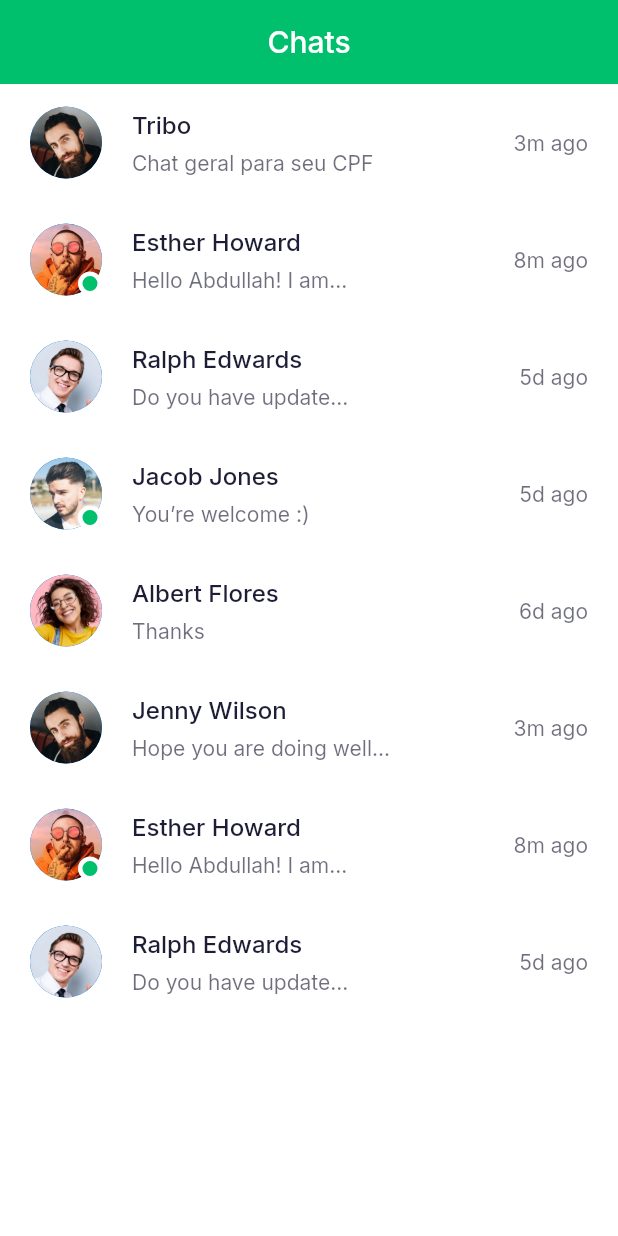
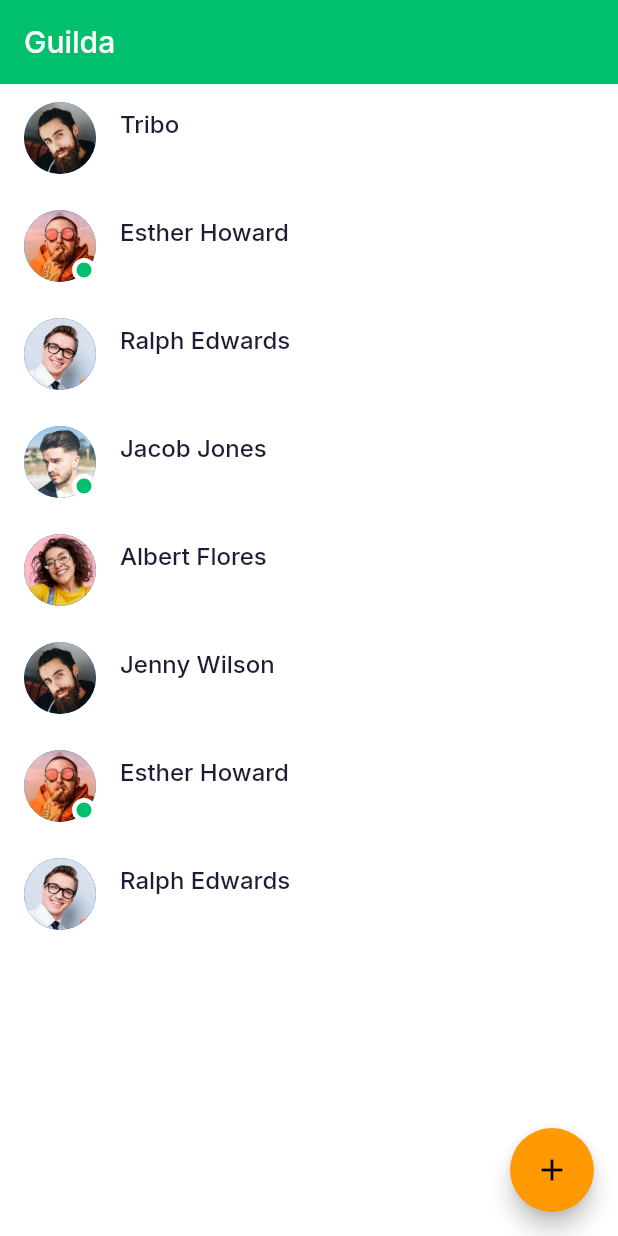
Before and after one commit to cl0v/chatzin_qr, a Flutter app: the screen it shows after launch, on a phone screen of 412 x 824 dp. Run offline on Flutter 3.47's test engine with Material 2 defaults, Android fonts, the phone set to English and light mode, and no system bars; our stand-ins replace cloud_firestore, google_fonts; accounts and stored records are empty; statements that could not run were skipped.

Commit message:
Nem lembro oq fiz

```diff
--- a/lib/models/Chat.dart
+++ b/lib/models/Chat.dart
@@ -1,71 +1,43 @@
+import 'dart:convert';
+
+enum ChatCategory {
+  Tribo,
+  Guilda,
+}
+
 class Chat {
-  final String name, lastMessage, image, time;
-  final bool isActive;
+  String title;
+  String desc;
+  //TODO: Data de entrada
+  //TODO: Data de ultima mensagem
+  //TODO: Notificacoes mais recentes(data)
+  //enum
+  ChatCategory categoria; //Se é guilda ou tribo Se eu achar q precisa, boto um tabview
+  //TODO: Provavelmente receber a referencia pra um acesso direto ao chat
 
   Chat({
-    this.name = '',
-    this.lastMessage = '',
-    this.image = '',
-    this.time = '',
-    this.isActive = false,
+    required this.title,
+    required this.desc,
+    required this.categoria,
   });
+
+  Map<String, dynamic> toMap() {
+    return {
+      'title': title,
+      'desc': desc,
+      'categoria': categoria.index,
+    };
+  }
+
+  factory Chat.fromMap(Map<String, dynamic> map) {
+    return Chat(
+      title: map['title'],
+      desc: map['desc'],
+      categoria: ChatCategory.values[map['categoria']],
+    );
+  }
+
+  String toJson() => json.encode(toMap());
+
+  factory Chat.fromJson(String source) => Chat.fromMap(json.decode(source));
 }
-
-List chatsData = [
-  Chat(
-    name: "Tribo",
-    lastMessage: "Chat geral para seu CPF",
-    image: "assets/images/user.png",
-    time: "3m ago", //TODO: Remover time
-    isActive: false, //TODO: Provavelmente remover isso tambem
-  ),
-  Chat(
-    name: "Esther Howard",
-    lastMessage: "Hello Abdullah! I am...",
-    image: "assets/images/user_2.png",
-    time: "8m ago",
-    isActive: true,
-  ),
-  Chat(
-    name: "Ralph Edwards",
-    lastMessage: "Do you have update...",
-    image: "assets/images/user_3.png",
-    time: "5d ago",
-    isActive: false,
-  ),
-  Chat(
-    name: "Jacob Jones",
-    lastMessage: "You’re welcome :)",
-    image: "assets/images/user_4.png",
-    time: "5d ago",
-    isActive: true,
-  ),
-  Chat(
-    name: "Albert Flores",
-    lastMessage: "Thanks",
-    image: "assets/images/user_5.png",
-    time: "6d ago",
-    isActive: false,
-  ),
-  Chat(
-    name: "Jenny Wilson",
-    lastMessage: "Hope you are doing well...",
-    image: "assets/images/user.png",
-    time: "3m ago",
-    isActive: false,
-  ),
-  Chat(
-    name: "Esther Howard",
-    lastMessage: "Hello Abdullah! I am...",
-    image: "assets/images/user_2.png",
-    time: "8m ago",
-    isActive: true,
-  ),
-  Chat(
-    name: "Ralph Edwards",
-    lastMessage: "Do you have update...",
-    image: "assets/images/user_3.png",
-    time: "5d ago",
-    isActive: false,
-  ),
-];
--- a/lib/models/ChatMessage.dart
+++ b/lib/models/ChatMessage.dart
@@ -1,5 +1,3 @@
-enum ChatMessageType { text, audio, image, video }
-enum MessageStatus { not_sent, not_view, viewed }
 
 class ChatMessage {
   final String text;
@@ -10,58 +8,3 @@ class ChatMessage {
     required this.isSender,
   });
 }
-
-List demeChatMessages = [
-  ChatMessage(
-    text: "Hi Sajol,",
-    isSender: false,
-  ),
-  ChatMessage(
-    text: "Hello, How are you?",
-    isSender: true,
-  ),
-  ChatMessage(
-    text: "Hi Sajol,",
-    isSender: false,
-  ),
-  ChatMessage(
-    text: "Hello, How are you?",
-    isSender: true,
-  ),
-  ChatMessage(
-    text: "Hi Sajol,",
-    isSender: false,
-  ),
-  ChatMessage(
-    text: "Hello, How are you?",
-    isSender: true,
-  ),
-  ChatMessage(
-    text: "Hi Sajol,",
-    isSender: false,
-  ),
-  ChatMessage(
-    text: "Hello, How are you?",
-    isSender: true,
-  ),
-  ChatMessage(
-    text: "",
-    isSender: false,
-  ),
-  ChatMessage(
-    text: "",
-    isSender: true,
-  ),
-  ChatMessage(
-    text: "Error happend",
-    isSender: true,
-  ),
-  ChatMessage(
-    text: "This looks great man!!",
-    isSender: false,
-  ),
-  ChatMessage(
-    text: "Glad you like it",
-    isSender: true,
-  ),
-];
--- /dev/null
+++ b/lib/models/oldChat.dart
@@ -0,0 +1,71 @@
+class OldChat {
+  final String name, lastMessage, image, time;
+  final bool isActive;
+
+  OldChat({
+    this.name = '',
+    this.lastMessage = '',
+    this.image = '',
+    this.time = '',
+    this.isActive = false,
+  });
+}
+
+List chatsData = [
+  OldChat(
+    name: "Tribo",
+    lastMessage: "Chat geral para seu CEP",
+    image: "assets/images/user.png",
+    time: "3m ago", //TODO: Remover time
+    isActive: false, //TODO: Provavelmente remover isso tambem
+  ),
+  OldChat(
+    name: "Esther Howard",
+    lastMessage: "Hello Abdullah! I am...",
+    image: "assets/images/user_2.png",
+    time: "8m ago",
+    isActive: true,
+  ),
+  OldChat(
+    name: "Ralph Edwards",
+    lastMessage: "Do you have update...",
+    image: "assets/images/user_3.png",
+    time: "5d ago",
+    isActive: false,
+  ),
+  OldChat(
+    name: "Jacob Jones",
+    lastMessage: "You’re welcome :)",
+    image: "assets/images/user_4.png",
+    time: "5d ago",
+    isActive: true,
+  ),
+  OldChat(
+    name: "Albert Flores",
+    lastMessage: "Thanks",
+    image: "assets/images/user_5.png",
+    time: "6d ago",
+    isActive: false,
+  ),
+  OldChat(
+    name: "Jenny Wilson",
+    lastMessage: "Hope you are doing well...",
+    image: "assets/images/user.png",
+    time: "3m ago",
+    isActive: false,
+  ),
+  OldChat(
+    name: "Esther Howard",
+    lastMessage: "Hello Abdullah! I am...",
+    image: "assets/images/user_2.png",
+    time: "8m ago",
+    isActive: true,
+  ),
+  OldChat(
+    name: "Ralph Edwards",
+    lastMessage: "Do you have update...",
+    image: "assets/images/user_3.png",
+    time: "5d ago",
+    isActive: false,
+  ),
+];
--- /dev/null
+++ b/lib/models/user.dart
@@ -0,0 +1,38 @@
+import 'dart:convert';
+
+import 'package:cloud_firestore/cloud_firestore.dart';
+
+class User {
+  String id;
+  String name;
+  String imgUrl;
+  DocumentReference<Map<String, dynamic>>? reference;
+  User({
+    required this.id,
+    required this.name,
+    required this.imgUrl,
+
+  });
+
+  Map<String, dynamic> toMap() {
+    return {
+      'id': id,
+      'name': name,
+      'imgUrl': imgUrl,
+    };
+  }
+
+  factory User.fromMap(Map<String, dynamic> map) {
+    return User(
+      id: map['id'],
+      name: map['name'],
+      imgUrl: map['imgUrl'],
+    );
+  }
+
+//TODO: save, get, put SharedPrefs usar exp do pedigree_seller
+
+  String toJson() => json.encode(toMap());
+
+  factory User.fromJson(String source) => User.fromMap(json.decode(source));
+}
--- a/lib/screens/chats/components/chat_card.dart
+++ b/lib/screens/chats/components/chat_card.dart
@@ -1,4 +1,4 @@
-import 'package:chatzin_qr/models/Chat.dart';
+import 'package:chatzin_qr/models/oldChat.dart';
 import 'package:flutter/material.dart';
 
 import '../../../constants.dart';
@@ -7,22 +7,62 @@ class ChatCard extends StatelessWidget {
   const ChatCard({
     Key? key,
     required this.chat,
-    required this.press,
+    required this.onTap,
   }) : super(key: key);
 
-  final Chat chat;
-  final VoidCallback press;
+  final OldChat chat;
+  final VoidCallback onTap;
 
   @override
   Widget build(BuildContext context) {
-    return InkWell(
-      onTap: press,
-      child: Padding(
-        padding: const EdgeInsets.symmetric(
-            horizontal: kDefaultPadding, vertical: kDefaultPadding * 0.75),
-        child: Row(
-          children: [
-            Stack(
+    return ListTile(
+      onTap: onTap,
+      dense: false,
+      title: Text(
+        chat.name,
+        style: TextStyle(fontSize: 16, fontWeight: FontWeight.w500),
+      ),
+      subtitle: Opacity(
+        opacity: 0.64,
+        child: Text(
+          chat.lastMessage,
+          style: TextStyle(color: Colors.white, fontWeight: FontWeight.w500),
+          maxLines: 1,
+          overflow: TextOverflow.ellipsis,
+        ),
+      ),
+      leading: Stack(
+        children: [
+          CircleAvatar(
+            radius: 24,
+            backgroundImage: AssetImage(chat.image),
+          ),
+          if (chat.isActive)
+            Positioned(
+              right: 0,
+              bottom: 0,
+              child: Container(
+                height: 16,
+                width: 16,
+                decoration: BoxDecoration(
+                  color: kPrimaryColor,
+                  shape: BoxShape.circle,
+                  border: Border.all(
+                      color: Theme.of(context).scaffoldBackgroundColor,
+                      width: 3),
+                ),
+              ),
+            )
+        ],
+      ),
+    );
+  }
+}
+
+
+/**
+ *
+ *          Stack(
               children: [
                 CircleAvatar(
                   radius: 24,
@@ -46,38 +86,4 @@ class ChatCard extends StatelessWidget {
                   )
               ],
             ),
-            Expanded(
-              child: Padding(
-                padding:
-                    const EdgeInsets.symmetric(horizontal: kDefaultPadding),
-                child: Column(
-                  crossAxisAlignment: CrossAxisAlignment.start,
-                  children: [
-                    Text(
-                      chat.name,
-                      style:
-                          TextStyle(fontSize: 16, fontWeight: FontWeight.w500),
-                    ),
-                    SizedBox(height: 8),
-                    Opacity(
-                      opacity: 0.64,
-                      child: Text(
-                        chat.lastMessage,
-                        maxLines: 1,
-                        overflow: TextOverflow.ellipsis,
-                      ),
-                    ),
-                  ],
-                ),
-              ),
-            ),
-            Opacity(
-              opacity: 0.64,
-              child: Text(chat.time),
-            ),
-          ],
-        ),
-      ),
-    );
-  }
-}
+ */
--- /dev/null
+++ b/lib/screens/chats/home_bloc.dart
@@ -0,0 +1,61 @@
+import 'dart:async';
+
+import 'package:cloud_firestore/cloud_firestore.dart';
+
+import 'package:chatzin_qr/models/chat.dart';
+import 'package:chatzin_qr/models/user.dart';
+
+import '../../simple_bloc.dart';
+
+class HomeBloc extends SimpleBloc<List<Chat>> {
+  late final _firestore;
+  final User user;
+
+  HomeBloc({required this.user}) {
+    _firestore = UserFirestore(reference: user.reference!);
+  }
+
+  fetchChats() async {
+    try {
+      var list = await _firestore.chatStream;
+      subscribe(list);
+    } catch (e) {}
+  }
+}
+
+class UserFirestore {
+  DocumentReference<Map<String, dynamic>> reference;
+  UserFirestore({
+    required this.reference,
+  });
+
+  Stream<List<Chat>> get chatStream =>
+      reference.collection('chats').snapshots().map((query) =>
+          query.docs.map((doc) => Chat.fromMap(doc.data())).toList());
+
+  Future<bool> addChat(Chat chat) async {
+    try {
+      //TODO: Fetch cep by api;
+      //TODO: Pegar a resposta e adicionar aq
+      reference.collection('chats').add(chat.toMap());
+      return true;
+    } catch (e) {
+      return false;
+    }
+  }
+}
+
+// class SimpleBloc<T> {
+//   final _controller = StreamController<T>();
+//   get stream => _controller.stream;
+
+//   add(T obj) {
+//     if (!_controller.isClosed) return _controller.sink.add(obj);
+//   }
+
+//   addError(Object err) {
+//     if (!_controller.isClosed) return _controller.sink.addError(err);
+//   }
+
+//   dispose() => _controller.close();
+// }
--- a/lib/screens/chats/home_screen.dart
+++ b/lib/screens/chats/home_screen.dart
@@ -1,4 +1,6 @@
-import 'package:chatzin_qr/models/Chat.dart';
+import 'package:chatzin_qr/models/oldChat.dart';
+import 'package:chatzin_qr/models/user.dart';
+import 'package:chatzin_qr/screens/chats/home_bloc.dart';
 import 'package:chatzin_qr/screens/messages/chat_screen.dart';
 import 'package:flutter/material.dart';
 import 'components/chat_card.dart';
@@ -9,33 +11,29 @@ class HomeScreen extends StatefulWidget {
 }
 
 class _HomeScreenState extends State<HomeScreen> {
+  late final HomeBloc _bloc;
   @override
-  Widget build(BuildContext context) {
-    return Scaffold(
-      appBar: buildAppBar(),
-      body: _Body(),
-      //TODO: Adicionar Fab para adicionar novas tribos pra facilitar o acesso
-
+  void initState() {
+    // TODO: implement initState
+    super.initState();
+    /*User.get().then((user)=>_bloc=HomeBloc(user:user));
+    */
+    _bloc = HomeBloc(
+      user: User(
+        id: 'tgAErOQtETQT8AMJQqy9mXx8h6X2',
+        imgUrl: "assets/images/user.png",
+        name: 'Marcelo',
+      ),
     );
   }
 
-  AppBar buildAppBar() {
-    return AppBar(
-      automaticallyImplyLeading: false,
-      title: Text("Chats"),
-      centerTitle: true,
-    );
-  }
-}
-
-class _Body extends StatelessWidget {
   @override
   Widget build(BuildContext context) {
-    return ListView.builder(
+    final body = ListView.builder(
       itemCount: chatsData.length,
       itemBuilder: (context, index) => ChatCard(
         chat: chatsData[index],
-        press: () => Navigator.push(
+        onTap: () => Navigator.push(
           context,
           MaterialPageRoute(
             builder: (context) => ChatScreen(
@@ -45,5 +43,21 @@ class _Body extends StatelessWidget {
         ),
       ),
     );
+
+    final appBar = AppBar(
+      automaticallyImplyLeading: false,
+      title: Text("Guilda"),
+    );
+    return Scaffold(
+        appBar: appBar,
+        body: body,
+        floatingActionButton: FloatingActionButton(
+          onPressed: () {},
+          child: Icon(
+            Icons.add,
+          ),
+        )
+        //TODO: Adicionar Fab para adicionar novas tribos pra facilitar o acesso
+        );
   }
 }
```
Also changed, not shown: lib/screens/messages/chat_screen.dart (+14 -14 lines), lib/screens/messages/components/chat_input_field.dart (+21 -15 lines), lib/screens/messages/components/message.dart (+9 -7 lines), lib/screens/messages/components/text_message.dart (+10 -8 lines).
